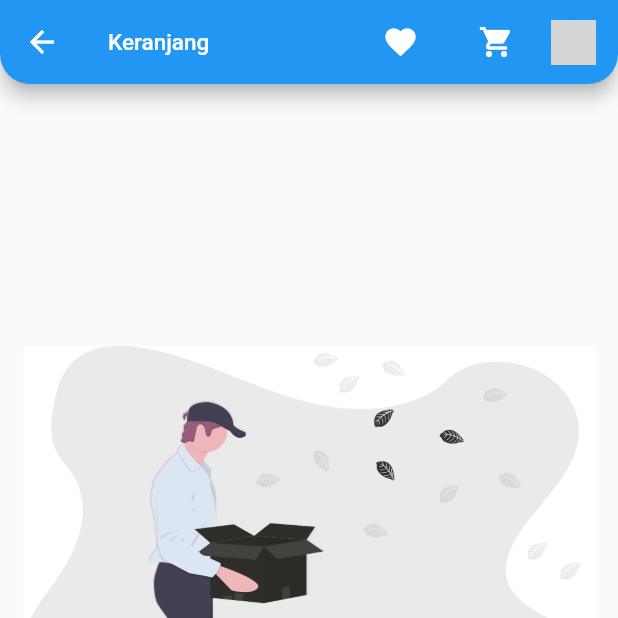
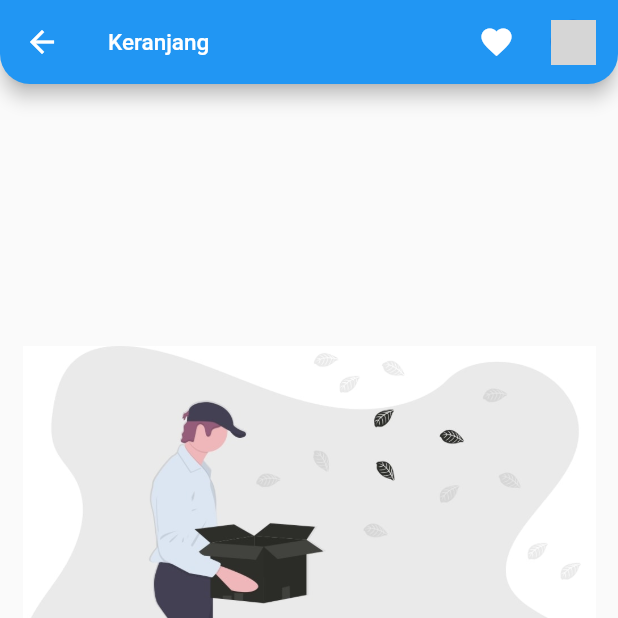
Before and after one commit to dysentry30/flutter-ecommerce, a Flutter app: the CartList screen opened directly with empty values, on a phone screen of 412 x 824 dp, the top half of it. Run offline on Flutter 3.47's test engine with Material 2 defaults, Android fonts, the phone set to English and light mode, and no system bars; our stand-ins replace flutter_spinkit, fluttericon, shared_preferences, shimmer; accounts and stored records are empty; network calls fail; grey boxes are pictures that could not be loaded.

Commit message:
manage app bar icons

```diff
--- a/lib/widgets/cartList.dart
+++ b/lib/widgets/cartList.dart
@@ -87,14 +87,6 @@ class _CartListState extends State<CartList> {
                   },
                   icon: Icon(
                     Icons.favorite,
-                    color: Colors.white,
-                  ),
-                  label: Text(""),
-                ),
-                TextButton.icon(
-                  onPressed: () {},
-                  icon: Icon(
-                    Icons.local_grocery_store,
                     color: Colors.white,
                   ),
                   label: Text(""),
```
Also changed, not shown: lib/widgets/wishlist.dart (+7 -9 lines).
